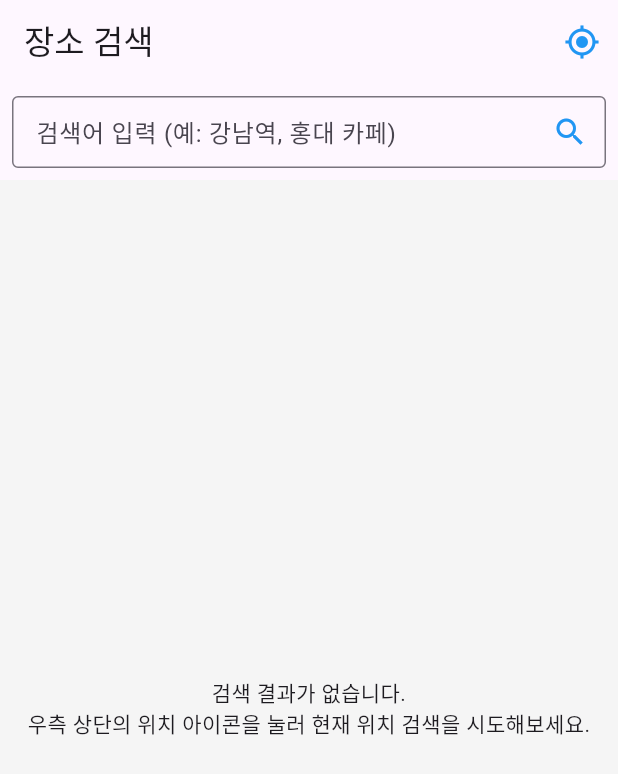
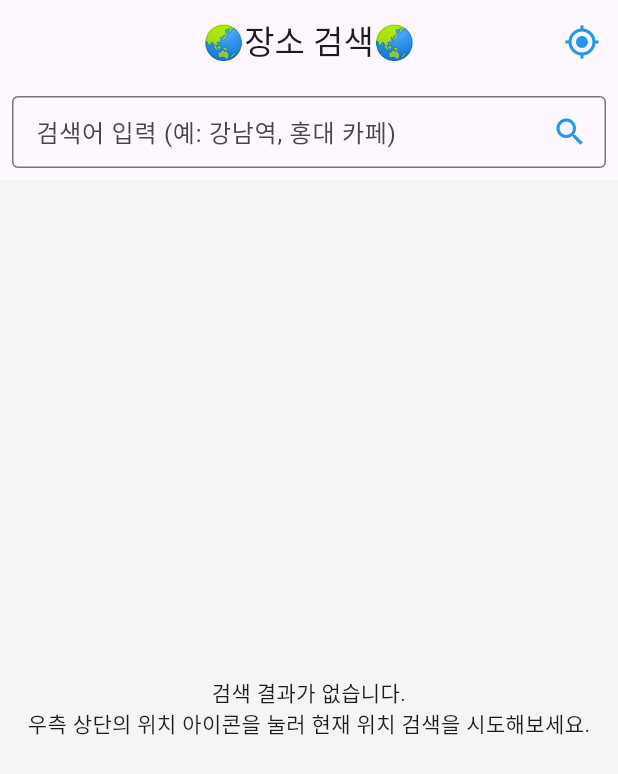
Before and after one commit to bang9lee/search_app, a Flutter app: the screen it shows after launch, on a phone screen of 412 x 824 dp. Shown: the top 774 px of the screen. Run offline on Flutter 3.47's test engine with Material 3 defaults, Android fonts, the phone set to English and light mode, and no system bars; our stand-ins replace flutter_dotenv, flutter_riverpod, geocoding, geolocator, logger; missing offline and left inert: flutter_inappwebview.

Commit message:
업데이트

```diff
--- a/lib/screens/home_page.dart
+++ b/lib/screens/home_page.dart
@@ -26,7 +26,8 @@ class HomePageState extends ConsumerState<HomePage> {
 
     return Scaffold(
       appBar: AppBar(
-        title: Text('장소 검색'),
+        title: Text('🌏장소 검색🌏'),
+        centerTitle: true,
         actions: [
           IconButton(
             icon: const Icon(Icons.gps_fixed, color: Colors.blue, size: 24.0),
```
Also changed, not shown: 2 other files.
